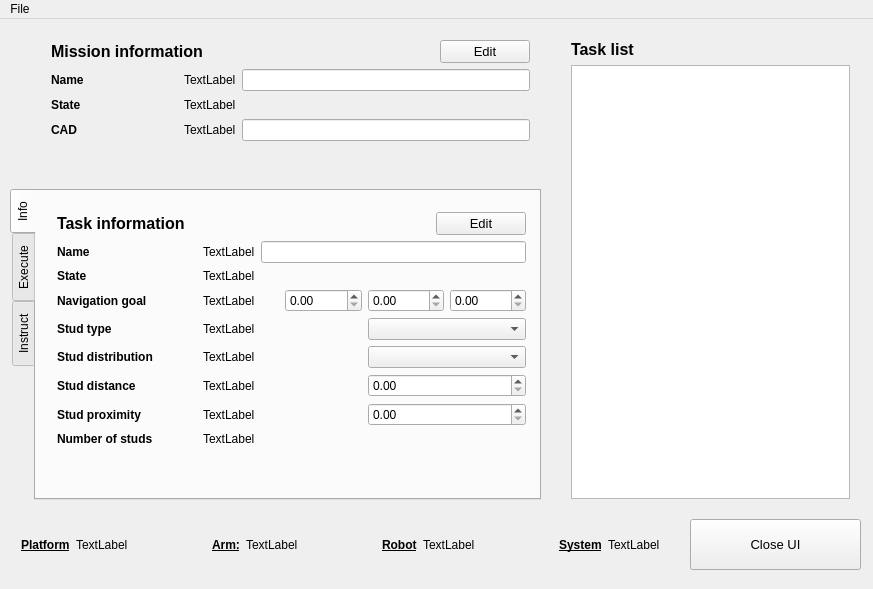
Old version of the form mission_control/src/GUI/mainwindow.ui in the repository inesc-tec-robotics/carlos_mission_control.
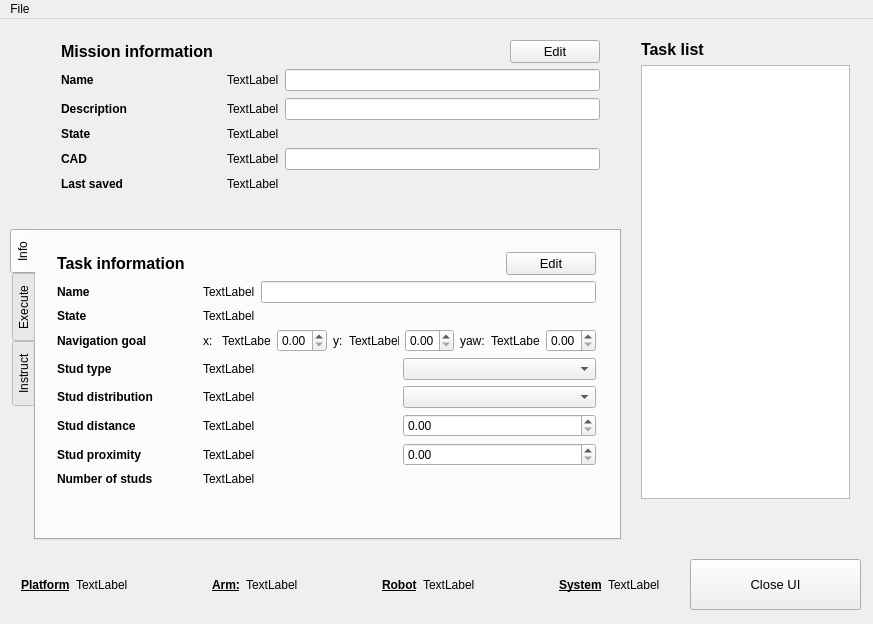
New version of the form. Icons and pictures are not drawn.

Commit message: Adding updates to the edit-mode of the UIAPI

```diff
--- a/mission_control/src/GUI/mainwindow.ui
+++ b/mission_control/src/GUI/mainwindow.ui
@@ -7,7 +7,7 @@
     <x>0</x>
     <y>0</y>
     <width>873</width>
-    <height>589</height>
+    <height>624</height>
    </rect>
   </property>
   <property name="windowTitle">
@@ -18,7 +18,7 @@
     <property name="geometry">
      <rect>
       <x>690</x>
-      <y>500</y>
+      <y>540</y>
       <width>171</width>
       <height>51</height>
      </rect>
@@ -36,8 +36,8 @@
     <property name="geometry">
      <rect>
       <x>10</x>
-      <y>170</y>
-      <width>531</width>
+      <y>210</y>
+      <width>611</width>
       <height>311</height>
      </rect>
     </property>
@@ -59,8 +59,8 @@
        <rect>
         <x>10</x>
         <y>10</y>
-        <width>491</width>
-        <height>291</height>
+        <width>561</width>
+        <height>311</height>
        </rect>
       </property>
       <layout class="QVBoxLayout" name="verticalLayout_2">
@@ -199,26 +199,6 @@
            </property>
           </widget>
          </item>
-         <item row="2" column="1">
-          <layout class="QHBoxLayout" name="horizontalLayout_14">
-           <item>
-            <widget class="QLabel" name="nav_goal_label">
-             <property name="text">
-              <string>TextLabel</string>
-             </property>
-            </widget>
-           </item>
-           <item>
-            <widget class="QDoubleSpinBox" name="nav_x_edit"/>
-           </item>
-           <item>
-            <widget class="QDoubleSpinBox" name="nav_y_edit"/>
-           </item>
-           <item>
-            <widget class="QDoubleSpinBox" name="nav_yaw_edit"/>
-           </item>
-          </layout>
-         </item>
          <item row="3" column="0">
           <widget class="QLabel" name="label_8">
            <property name="font">
@@ -347,6 +327,79 @@
            </property>
           </widget>
          </item>
+         <item row="2" column="1">
+          <layout class="QHBoxLayout" name="horizontalLayout_14">
+           <item>
+            <widget class="QLabel" name="nav_x_label_2">
+             <property name="sizePolicy">
+              <sizepolicy hsizetype="Fixed" vsizetype="Preferred">
+               <horstretch>0</horstretch>
+               <verstretch>0</verstretch>
+              </sizepolicy>
+             </property>
+             <property name="text">
+              <string>x: </string>
+             </property>
+            </widget>
+           </item>
+           <item>
+            <widget class="QLabel" name="nav_x_label">
+             <property name="text">
+              <string>TextLabel</string>
+             </property>
+            </widget>
+           </item>
+           <item>
+            <widget class="QDoubleSpinBox" name="nav_x_edit"/>
+           </item>
+           <item>
+            <widget class="QLabel" name="nav_x_label_3">
+             <property name="sizePolicy">
+              <sizepolicy hsizetype="Fixed" vsizetype="Preferred">
+               <horstretch>0</horstretch>
+               <verstretch>0</verstretch>
+              </sizepolicy>
+             </property>
+             <property name="text">
+              <string>y:</string>
+             </property>
+            </widget>
+           </item>
+           <item>
+            <widget class="QLabel" name="nav_y_label">
+             <property name="text">
+              <string>TextLabel</string>
+             </property>
+            </widget>
+           </item>
+           <item>
+            <widget class="QDoubleSpinBox" name="nav_y_edit"/>
+           </item>
+           <item>
+            <widget class="QLabel" name="nav_x_label_4">
+             <property name="sizePolicy">
+              <sizepolicy hsizetype="Fixed" vsizetype="Preferred">
+               <horstretch>0</horstretch>
+               <verstretch>0</verstretch>
+              </sizepolicy>
+             </property>
+             <property name="text">
+              <string>yaw:</string>
+             </property>
+            </widget>
+           </item>
+           <item>
+            <widget class="QLabel" name="nav_yaw_label">
+             <property name="text">
+              <string>TextLabel</string>
+             </property>
+            </widget>
+           </item>
+           <item>
+            <widget class="QDoubleSpinBox" name="nav_yaw_edit"/>
+           </item>
+          </layout>
+         </item>
         </layout>
        </item>
        <item>
@@ -704,10 +757,10 @@
    <widget class="QWidget" name="verticalLayoutWidget_6">
     <property name="geometry">
      <rect>
-      <x>40</x>
+      <x>50</x>
       <y>10</y>
-      <width>501</width>
-      <height>129</height>
+      <width>561</width>
+      <height>189</height>
      </rect>
     </property>
     <layout class="QVBoxLayout" name="verticalLayout_6">
@@ -796,7 +849,21 @@
          </property>
         </widget>
        </item>
-       <item row="1" column="0">
+       <item row="0" column="1">
+        <layout class="QHBoxLayout" name="horizontalLayout_12">
+         <item>
+          <widget class="QLabel" name="mission_name">
+           <property name="text">
+            <string>TextLabel</string>
+           </property>
+          </widget>
+         </item>
+         <item>
+          <widget class="QLineEdit" name="mission_name_edit"/>
+         </item>
+        </layout>
+       </item>
+       <item row="2" column="0">
         <widget class="QLabel" name="label_13">
          <property name="font">
           <font>
@@ -809,14 +876,14 @@
          </property>
         </widget>
        </item>
-       <item row="1" column="1">
+       <item row="2" column="1">
         <widget class="QLabel" name="mission_state">
          <property name="text">
           <string>TextLabel</string>
          </property>
         </widget>
        </item>
-       <item row="2" column="0">
+       <item row="3" column="0">
         <widget class="QLabel" name="label_6">
          <property name="font">
           <font>
@@ -830,21 +897,7 @@
          </property>
         </widget>
        </item>
-       <item row="0" column="1">
-        <layout class="QHBoxLayout" name="horizontalLayout_12">
-         <item>
-          <widget class="QLabel" name="mission_name">
-           <property name="text">
-            <string>TextLabel</string>
-           </property>
-          </widget>
-         </item>
-         <item>
-          <widget class="QLineEdit" name="mission_name_edit"/>
-         </item>
-        </layout>
-       </item>
-       <item row="2" column="1">
+       <item row="3" column="1">
         <layout class="QHBoxLayout" name="horizontalLayout_13">
          <item>
           <widget class="QLabel" name="cad_ref">
@@ -858,6 +911,53 @@
          </item>
         </layout>
        </item>
+       <item row="1" column="0">
+        <widget class="QLabel" name="label_21">
+         <property name="font">
+          <font>
+           <weight>75</weight>
+           <bold>true</bold>
+          </font>
+         </property>
+         <property name="text">
+          <string>Description</string>
+         </property>
+        </widget>
+       </item>
+       <item row="1" column="1">
+        <layout class="QHBoxLayout" name="horizontalLayout_15">
+         <item>
+          <widget class="QLabel" name="mission_description">
+           <property name="text">
+            <string>TextLabel</string>
+           </property>
+          </widget>
+         </item>
+         <item>
+          <widget class="QLineEdit" name="mission_description_edit"/>
+         </item>
+        </layout>
+       </item>
+       <item row="4" column="0">
+        <widget class="QLabel" name="label_23">
+         <property name="font">
+          <font>
+           <weight>75</weight>
+           <bold>true</bold>
+          </font>
+         </property>
+         <property name="text">
+          <string>Last saved</string>
+         </property>
+        </widget>
+       </item>
+       <item row="4" column="1">
+        <widget class="QLabel" name="last_saved">
+         <property name="text">
+          <string>TextLabel</string>
+         </property>
+        </widget>
+       </item>
       </layout>
      </item>
     </layout>
@@ -865,9 +965,9 @@
    <widget class="QWidget" name="verticalLayoutWidget">
     <property name="geometry">
      <rect>
-      <x>560</x>
+      <x>630</x>
       <y>10</y>
-      <width>301</width>
+      <width>231</width>
       <height>481</height>
      </rect>
     </property>
@@ -895,7 +995,7 @@
     <property name="geometry">
      <rect>
       <x>10</x>
-      <y>500</y>
+      <y>540</y>
       <width>661</width>
       <height>51</height>
      </rect>
```
Left out of the diff: 2 changed lines with no effect on the pictures. The commit also changes 11 other files.
